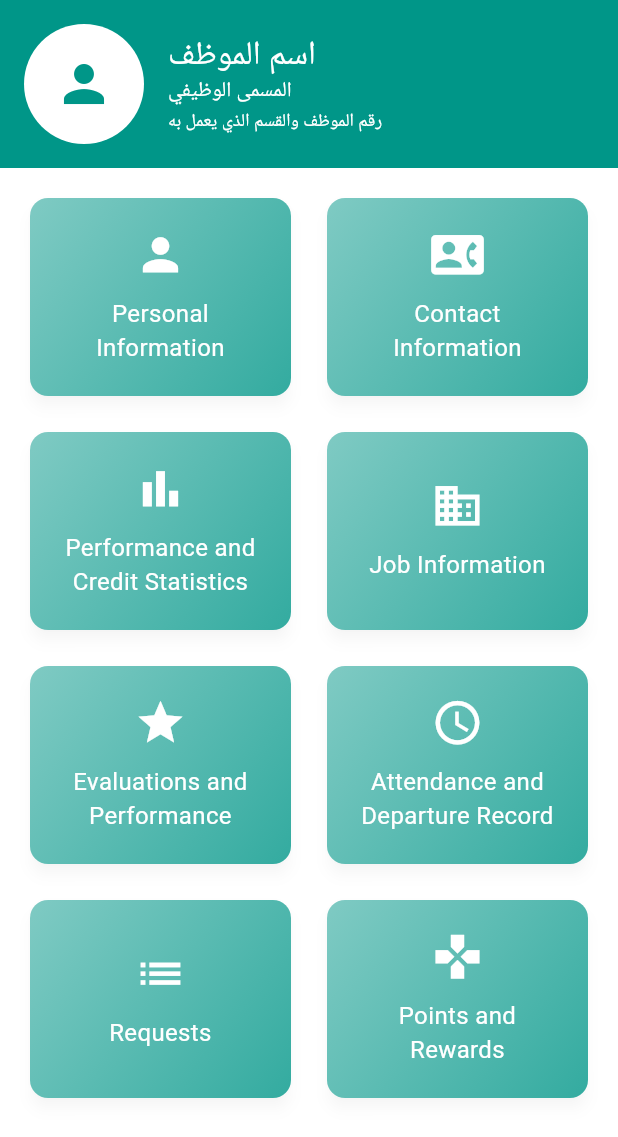
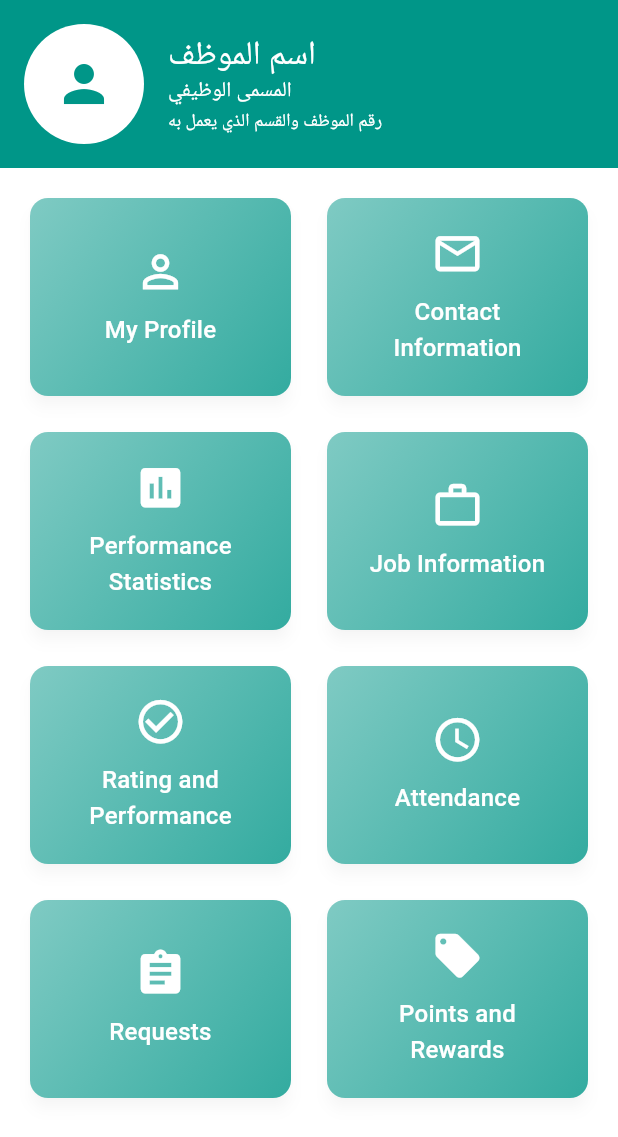
Before and after one commit to ZOS5R/logistic_application_START, a Flutter app: the screen it shows after launch, on a phone screen of 412 x 824 dp. Shown: the top 1137 px of the screen. Run offline on Flutter 3.47's test engine with Material 3 defaults, Android fonts, the phone set to English and light mode, and no system bars; our stand-ins replace awesome_notifications, bloc, dio, easy_localization, firebase_messaging, flutter_bloc and 17 more; accounts and stored records are empty; generated files the repository leaves out were written again.

Commit message:
Profile+Statistics UI Done (with styling and ar en support)

```diff
--- a/lib/Feuthers/employe/presentation/screens/employee_screen.dart
+++ b/lib/Feuthers/employe/presentation/screens/home/employee_screen.dart
@@ -1,6 +1,6 @@
 import 'package:flutter/material.dart';
-import 'package:logistic_app/Feuthers/employe/presentation/widgets/employee_header.dart';
-import 'package:logistic_app/Feuthers/employe/presentation/widgets/employee_info.dart';
+import 'package:logistic_app/Feuthers/employe/presentation/screens/home/widgets/employee_header.dart';
+import 'package:logistic_app/Feuthers/employe/presentation/screens/home/widgets/employee_info.dart';
 
 class EmployeeHome extends StatelessWidget {
   const EmployeeHome({super.key});
--- a/lib/Feuthers/employe/presentation/widgets/employee_info.dart
+++ b/lib/Feuthers/employe/presentation/screens/home/widgets/employee_info.dart
@@ -1,40 +1,50 @@
 import 'package:flutter/material.dart';
-import 'package:go_router/go_router.dart';
-import 'package:logistic_app/core/widgets/spacing.dart';
+import 'package:go_router/go_router.dart'; // Make sure this is imported for navigation
+import 'package:flutter_bloc/flutter_bloc.dart';
+import 'package:logistic_app/core/router/rotue_names.dart';
+import 'package:easy_localization/easy_localization.dart';
 
 Widget buildInfoGrid(BuildContext context) {
   final List<Map<String, dynamic>> items = [
     {
-      'title': 'Personal Information',
-      'icon': Icons.person,
-      'path': '/personalInfo'
+      'title': 'My profile'.tr(),
+      'icon': Icons.person_outline,
+      'path': RouteNames.personalInfo
     },
     {
-      'title': 'Contact Information',
-      'icon': Icons.contact_phone,
-      'path': '/contactInfo'
+      'title': 'Contact Information'.tr(),
+      'icon': Icons.mail_outline,
+      'path': RouteNames.contactInfo
     },
     {
-      'title': 'Performance and Credit Statistics',
-      'icon': Icons.bar_chart,
-      'path': '/performanceStats'
-    },
-    {'title': 'Job Information', 'icon': Icons.business, 'path': '/jobInfo'},
-    {
-      'title': 'Evaluations and Performance',
-      'icon': Icons.star,
-      'path': '/evaluations'
+      'title': 'Performance Statistics'.tr(),
+      'icon': Icons.assessment,
+      'path': RouteNames.statistics
     },
     {
-      'title': 'Attendance and Departure Record',
-      'icon': Icons.access_time,
-      'path': '/attendance'
+      'title': 'Job Information'.tr(),
+      'icon': Icons.work_outline,
+      'path': RouteNames.jobInfo
     },
-    {'title': 'Requests', 'icon': Icons.list, 'path': '/requests'},
     {
-      'title': 'Points and Rewards',
-      'icon': Icons.gamepad,
-      'path': '/pointsRewards'
+      'title': 'Rating and Performance'.tr(),
+      'icon': Icons.check_circle_outline,
+      'path': RouteNames.performanceStats
+    },
+    {
+      'title': 'Attendance'.tr(),
+      'icon': Icons.schedule,
+      'path': RouteNames.attendance
+    },
+    {
+      'title': 'Requests'.tr(),
+      'icon': Icons.assignment,
+      'path': RouteNames.requests
+    },
+    {
+      'title': 'Points and Rewards'.tr(),
+      'icon': Icons.local_offer,
+      'path': RouteNames.pointsRewards
     },
   ];
 
@@ -63,7 +73,7 @@ Widget buildInfoCard(
     ),
     child: InkWell(
       onTap: () {
-        context.go(path);
+        context.push(path);
       },
       child: Container(
         padding: EdgeInsets.all(16.0),
@@ -84,17 +94,15 @@ Widget buildInfoCard(
             Icon(
               icon,
               size: 35,
-              color: Colors.white,
+              color: Theme.of(context).colorScheme.surface,
             ),
-            const SpaceH(num: 10),
-            Text(
-              title,
-              textAlign: TextAlign.center,
-              style: const TextStyle(
-                fontSize: 16,
-                color: Colors.white,
-              ),
-            ),
+            const SizedBox(height: 10), // Replace SpaceH with SizedBox
+            Text(title,
+                textAlign: TextAlign.center,
+                style: Theme.of(context)
+                    .textTheme
+                    .titleMedium!
+                    .copyWith(color: Theme.of(context).colorScheme.surface)),
           ],
         ),
       ),
--- a/lib/core/router/rotue_names.dart
+++ b/lib/core/router/rotue_names.dart
@@ -14,7 +14,7 @@ abstract class RouteNames {
   static const String contactInfo = '/contactInfo';
   static const String performanceStats = '/performanceStats';
   static const String jobInfo = '/jobInfo';
-  static const String evaluations = '/evaluations';
+  static const String statistics = '/statistics';
   static const String attendance = '/attendance';
   static const String requests = '/requests';
   static const String pointsRewards = '/pointsRewards';
--- a/lib/core/router/router.dart
+++ b/lib/core/router/router.dart
@@ -5,7 +5,15 @@ import 'package:logistic_app/Feuthers/auth/presentation/screen/sign_in_screen.da
 import 'package:logistic_app/Feuthers/driver/presentation/screens/driver_home_screen.dart';
 import 'package:logistic_app/Feuthers/driver/presentation/screens/map_screen.dart';
 import 'package:logistic_app/Feuthers/driver/presentation/screens/order_details_screen.dart';
-import 'package:logistic_app/Feuthers/employe/presentation/screens/employee_screen.dart';
+import 'package:logistic_app/Feuthers/employe/presentation/screens/attendance/attendance_screen.dart';
+import 'package:logistic_app/Feuthers/employe/presentation/screens/contact/contact_screen.dart';
+import 'package:logistic_app/Feuthers/employe/presentation/screens/home/employee_screen.dart';
+import 'package:logistic_app/Feuthers/employe/presentation/screens/job_info/job_info_screen.dart';
+import 'package:logistic_app/Feuthers/employe/presentation/screens/profile/profile_screen.dart';
+import 'package:logistic_app/Feuthers/employe/presentation/screens/rating_and_performance/performance_screen.dart';
+import 'package:logistic_app/Feuthers/employe/presentation/screens/requests/requests_screen.dart';
+import 'package:logistic_app/Feuthers/employe/presentation/screens/rewards/rewards_screen.dart';
+import 'package:logistic_app/Feuthers/employe/presentation/screens/statistics_and_points/statistics_state_screen.dart';
 import 'package:logistic_app/core/di/di.dart';
 import 'package:logistic_app/core/router/rotue_names.dart';
 import 'package:logistic_app/core/router/transaction.dart';
@@ -29,16 +37,119 @@ abstract class GoRouterApp {
               child: const SignInScreen(),
             ));
           }),
-
-      // DRiVER
-      GoRoute(
+//Employee
+ GoRoute(
           path: RouteNames.employeeHome,
           pageBuilder: (
             context,
             state,
           ) {
-            return CustomSlideTransition(child: EmployeeHome());
+            return CustomSlideTransition(child: const EmployeeHome());
           }),
+//1
+      GoRoute(
+          path: RouteNames.personalInfo,
+          pageBuilder: (
+            context,
+            state,
+          ) {
+            return CustomSlideTransition(
+                child: MultiBlocProvider(
+              providers: [
+                BlocProvider(create: (context) => getIt<AuthCubit>()),
+              ],
+              child: ProfileScreen(),
+            ));
+          }),
+      GoRoute(
+          path: RouteNames.personalInfo,
+          pageBuilder: (
+            context,
+            state,
+          ) {
+            return CustomSlideTransition(
+                child: MultiBlocProvider(
+              providers: [
+                BlocProvider(create: (context) => getIt<AuthCubit>()),
+              ],
+              child: ProfileScreen(),
+            ));
+          }),
+//2
+      GoRoute(
+          path: RouteNames.contactInfo,
+          pageBuilder: (
+            context,
+            state,
+          ) {
+            return CustomSlideTransition(child: ContactInfoScreen());
+          }),
+      //3
+      GoRoute(
+          path: RouteNames.performanceStats,
+          pageBuilder: (
+            context,
+            state,
+          ) {
+            return CustomSlideTransition(child: PerformanceStatsScreen());
+          }),
+      //4
+      GoRoute(
+          path: RouteNames.jobInfo,
+          pageBuilder: (
+            context,
+            state,
+          ) {
+            return CustomSlideTransition(child: JobInfoScreen());
+          }),
+      //5
+      GoRoute(
+          path: RouteNames.statistics,
+          pageBuilder: (
+            context,
+            state,
+          ) {
+            return CustomSlideTransition(child: StatisticsStateScreen());
+          }),
+      //6
+      GoRoute(
+          path: RouteNames.requests,
+          pageBuilder: (
+            context,
+            state,
+          ) {
+            return CustomSlideTransition(child: RequestsScreen());
+          }),
+      //7
+      GoRoute(
+          path: RouteNames.attendance,
+          pageBuilder: (
+            context,
+            state,
+          ) {
+            return CustomSlideTransition(child: AttendanceScreen());
+          }),
+      //8
+      GoRoute(
+          path: RouteNames.performanceStats,
+          pageBuilder: (
+            context,
+            state,
+          ) {
+            return CustomSlideTransition(child: PerformanceStatsScreen());
+          }),
+      //9
+      GoRoute(
+          path: RouteNames.pointsRewards,
+          pageBuilder: (
+            context,
+            state,
+          ) {
+            return CustomSlideTransition(child: PointsRewardsScreen());
+          }),
+
+      // DRiVER
+
       GoRoute(
           path: RouteNames.driverHome,
           pageBuilder: (
```
Also changed, not shown: assets/translations/ar-AE.json (+24 -1 lines), assets/translations/en-US.json (+26 -1 lines), lib/Feuthers/employe/presentation/screens/attendance/attendance_screen.dart (added, +14 -0 lines), lib/Feuthers/employe/presentation/screens/contact/contact_screen.dart (added, +15 -0 lines), lib/Feuthers/employe/presentation/screens/job_info/job_info_screen.dart (added, +14 -0 lines), lib/Feuthers/employe/presentation/screens/profile/profile_screen.dart (added, +132 -0 lines), lib/Feuthers/employe/presentation/screens/rating_and_performance/performance_screen.dart (added, +14 -0 lines), lib/Feuthers/employe/presentation/screens/requests/requests_screen.dart (added, +14 -0 lines), lib/Feuthers/employe/presentation/screens/rewards/rewards_screen.dart (added, +14 -0 lines), lib/Feuthers/employe/presentation/screens/statistics_and_points/statistics_state_screen.dart (added, +160 -0 lines), lib/Feuthers/employe/presentation/screens/home/widgets/employee_header.dart (renamed from lib/Feuthers/employe/presentation/widgets/employee_header.dart).
